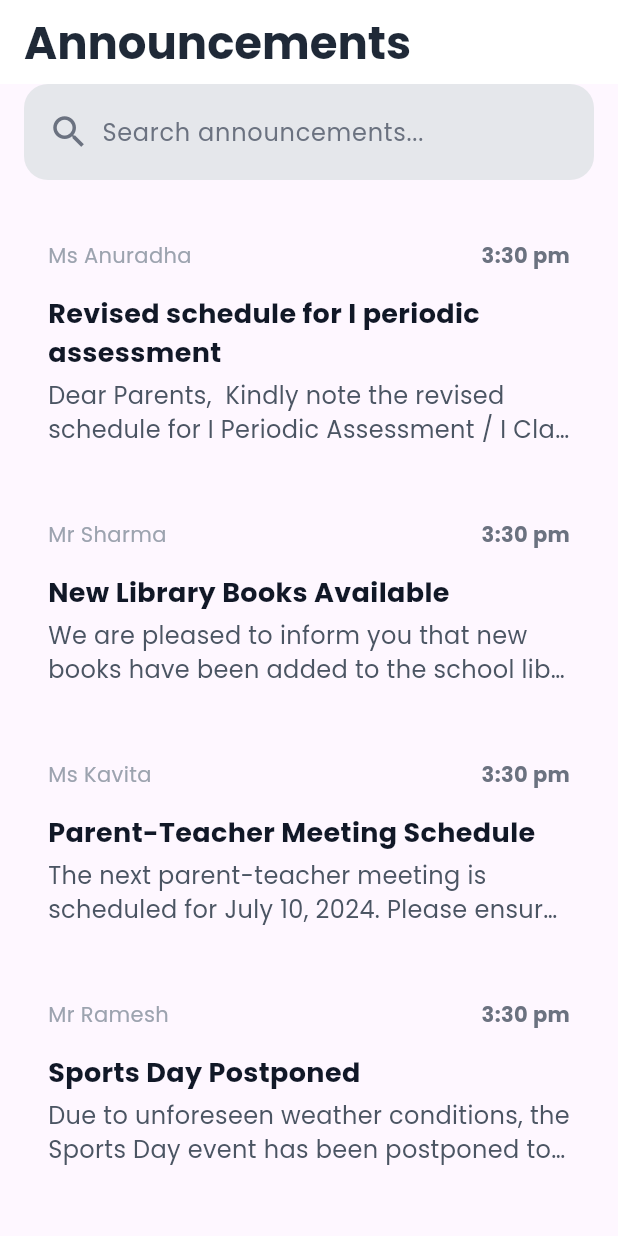
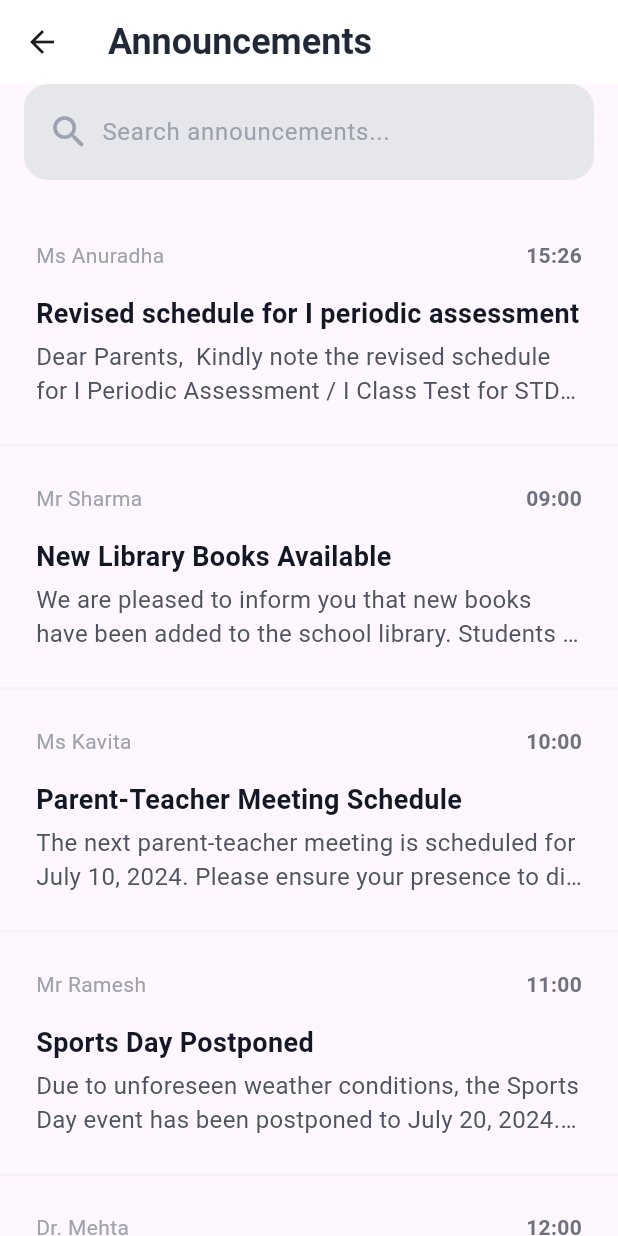
Before and after one commit to Aadv1k/Project_CampusPilot, a Flutter app: the AnnouncementListView screen opened directly, on a phone screen of 412 x 824 dp. Run offline on Flutter 3.47's test engine with Material 3 defaults, Android fonts, the phone set to English and light mode, and no system bars; our stand-ins replace flutter_otp_text_field, flutter_svg, mask_text_input_formatter.

Commit message:
SImple tweaks to the frontend for pitch

```diff
--- a/app/lib/components/announcement_card.dart
+++ b/app/lib/components/announcement_card.dart
@@ -1,19 +1,30 @@
 import 'package:app/components/typography.dart';
+import 'package:app/models/announcement.dart';
 import 'package:app/utils/colors.dart';
 import 'package:app/utils/sizes.dart';
+import 'package:app/views/announcement_readonly_view.dart';
 import 'package:flutter/material.dart';
 
-class AnnouncementCard extends StatelessWidget{
+String extractHourAndMinute(String isoString) {
+  DateTime dateTime = DateTime.parse(isoString);
+  String formattedTime = '${dateTime.hour.toString().padLeft(2, '0')}:'
+      '${dateTime.minute.toString().padLeft(2, '0')}';
+  return formattedTime;
+}
+
+class AnnouncementCard extends StatelessWidget {
   final String id;
   final String title;
   final String body;
   final String authorName;
-  final bool highPriority;
+  final String postedAt;
   late String sanitizedBody;
 
   final int maxSummaryWords = 16;
 
-  AnnouncementCard(this.id, this.title, this.body, this.authorName, this.highPriority, {super.key}) {
+  AnnouncementCard(
+      this.id, this.title, this.body, this.authorName, this.postedAt,
+      {super.key}) {
     sanitizedBody = sanitizeText(body);
   }
 
@@ -25,9 +36,21 @@
   Widget build(BuildContext context) {
     return Material(
       child: InkWell(
-        onTap: () => print("tapped bro"),
+        onTap: () {
+          Navigator.push(
+            context,
+            MaterialPageRoute(
+                builder: (context) => AnnouncementReadonlyView(
+                    Announcement(id, title, body, authorName, postedAt))),
+          );
+        },
+        child: Container(
+          decoration: const BoxDecoration(
+              border: Border(
+                  bottom: BorderSide(color: Palette.gray100, width: 2.0))),
           child: Padding(
-          padding: const EdgeInsets.symmetric(vertical: Spacing.lg, horizontal: Spacing.xl),
+            padding: const EdgeInsets.symmetric(
+                vertical: Spacing.lg, horizontal: Spacing.lg),
             child: Column(
               mainAxisAlignment: MainAxisAlignment.spaceBetween,
               children: [
@@ -35,8 +58,14 @@
                   mainAxisAlignment: MainAxisAlignment.spaceBetween,
                   crossAxisAlignment: CrossAxisAlignment.center,
                   children: [
-                  Text(authorName, style: const TextStyle( fontSize: FontSize.sm, color: Palette.gray400)),
-                  const Text("3:30 pm", style: TextStyle( fontSize: FontSize.sm, color: Palette.gray500, fontWeight: FontWeight.bold)),
+                    Text(authorName,
+                        style: const TextStyle(
+                            fontSize: FontSize.sm, color: Palette.gray400)),
+                    Text(extractHourAndMinute(postedAt),
+                        style: const TextStyle(
+                            fontSize: FontSize.sm,
+                            color: Palette.gray500,
+                            fontWeight: FontWeight.bold)),
                   ],
                 ),
                 const SizedBox(height: Spacing.md),
@@ -47,25 +76,23 @@
                     Text(
                       title,
                       style: const TextStyle(
-                        color: Palette.gray900, fontWeight: FontWeight.bold, fontSize: FontSize.md
-                        ),
+                          color: Palette.gray900,
+                          fontWeight: FontWeight.bold,
+                          fontSize: FontSize.md),
                     ),
                     const SizedBox(height: Spacing.xs),
-                  Text(
-                    sanitizedBody,
+                    Text(sanitizedBody,
                         maxLines: 2,
                         overflow: TextOverflow.ellipsis,
                         style: const TextStyle(
-                      color: Palette.gray600,
-                      fontSize: FontSize.base
-                    )
-                  )
+                            color: Palette.gray600, fontSize: FontSize.base))
                   ],
                 )
               ],
             ),
           ),
         ),
+      ),
     );
   }
 }
--- a/app/lib/views/announcement_list_view.dart
+++ b/app/lib/views/announcement_list_view.dart
@@ -8,12 +8,13 @@
 import 'package:flutter/rendering.dart';
 
 class AnnouncementListView extends StatefulWidget {
-  const AnnouncementListView({super.key, });
+  const AnnouncementListView({
+    super.key,
+  });
 
   @override
   State<AnnouncementListView> createState() => _AnnouncementListViewState();
 }
-
 
 List<Announcement> mockAnnouncementData = [
   Announcement(
@@ -86,9 +87,7 @@
     "Mr. Anand",
     "2024-07-07T11:00:00.000Z",
   ),
-
 ];
-
 
 class _AnnouncementListViewState extends State<AnnouncementListView> {
   List<Announcement> data = mockAnnouncementData;
@@ -108,12 +107,21 @@
   @override
   Widget build(BuildContext context) {
     List<Announcement> filteredData = searchActive
-        ? data.where((announcement) => announcement.body.toLowerCase().contains(searchText.toLowerCase())).toList()
+        ? data
+            .where((announcement) => announcement.body
+                .toLowerCase()
+                .contains(searchText.toLowerCase()))
+            .toList()
         : data;
 
     return Scaffold(
         appBar: AppBar(
-        title: const Text("Announcements", style: TextStyle(color: Palette.gray800, fontWeight: FontWeight.bold, fontSize: FontSize.xxl)),
+          title: const Text("Announcements",
+              textAlign: TextAlign.start,
+              style: TextStyle(
+                  color: Palette.gray800,
+                  fontWeight: FontWeight.bold,
+                  fontSize: FontSize.xl)),
           backgroundColor: Palette.white,
         ),
         body: SafeArea(
@@ -127,23 +135,26 @@
                   child: Column(
                     children: [
                       Container(
-                      padding: const EdgeInsets.symmetric(horizontal: Spacing.md, vertical: Spacing.sm),
+                        padding: const EdgeInsets.symmetric(
+                            horizontal: Spacing.md, vertical: Spacing.sm),
                         decoration: const BoxDecoration(
                             color: Palette.gray200,
-                        borderRadius: BorderRadius.all(Radius.circular(16))
-                      ),
+                            borderRadius:
+                                BorderRadius.all(Radius.circular(16))),
                         child: Row(
                           crossAxisAlignment: CrossAxisAlignment.center,
                           children: [
-                          const Icon(Icons.search, color: Palette.gray500, size: 28),
+                            const Icon(Icons.search,
+                                color: Palette.gray400, size: 28),
                             const SizedBox(width: Spacing.sm),
                             Expanded(
                               child: TextField(
                                 decoration: const InputDecoration(
                                     hintText: 'Search announcements...',
-                                  hintStyle: TextStyle(color: Palette.gray500, fontSize: FontSize.base),
-                                  border: InputBorder.none
-                                ),
+                                    hintStyle: TextStyle(
+                                        color: Palette.gray400,
+                                        fontSize: FontSize.base),
+                                    border: InputBorder.none),
                                 onChanged: _handleSearchInput,
                               ),
                             ),
@@ -160,19 +171,20 @@
                       scrollDirection: Axis.vertical,
                       shrinkWrap: true,
                       itemBuilder: (context, index) {
-                      return AnnouncementCard(filteredData[index].id, filteredData[index].title, filteredData[index].body, filteredData[index].authorName, false);
-                    }
-                  ),
+                        return AnnouncementCard(
+                            filteredData[index].id,
+                            filteredData[index].title,
+                            filteredData[index].body,
+                            filteredData[index].authorName,
+                            filteredData[index].postedAt);
+                      }),
                 )
               ],
 
               // Search Box
               // Control Bar
-
-
             ),
           ),
-      )
-    );
+        ));
   }
 }
```
Also changed, not shown: app/lib/components/button.dart (+4 -4 lines), app/lib/main.dart (+4 -14 lines), app/lib/views/announcement_readonly_view.dart (+33 -14 lines), app/lib/views/login_view.dart (+21 -10 lines), app/lib/views/otp_verify_view.dart (+18 -15 lines). Lines whose indentation alone changed are shown as unchanged.
